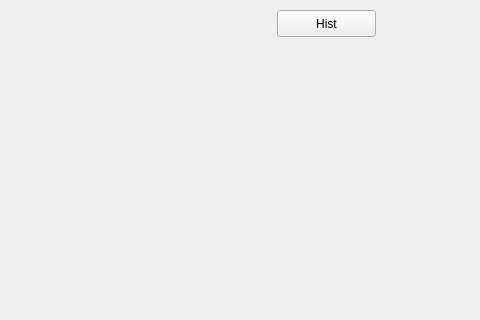
Before: the Qt Designer form Qt Creator/reprojectImageTo3D_calibON_bm_GUI/mainwindow.ui in nicolasrosa/StereoVision, drawn with Qt 5; both pictures show x 263 to 743 and y 0 to 320 of the 1292 by 691 pixel window.
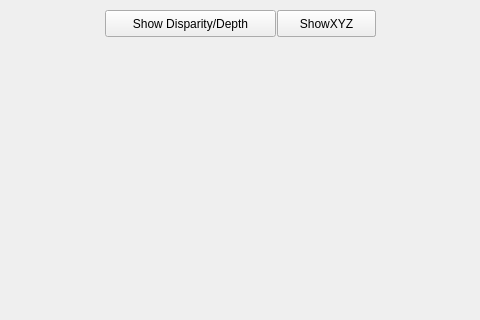
After: the same form once the commit is applied.

```diff
--- a/Qt Creator/reprojectImageTo3D_calibON_bm_GUI/mainwindow.ui
+++ b/Qt Creator/reprojectImageTo3D_calibON_bm_GUI/mainwindow.ui
@@ -624,6 +624,32 @@
      <string>Hist</string>
     </property>
    </widget>
+   <widget class="QPushButton" name="toggleBtnShowXYZ">
+    <property name="geometry">
+     <rect>
+      <x>540</x>
+      <y>10</y>
+      <width>99</width>
+      <height>27</height>
+     </rect>
+    </property>
+    <property name="text">
+     <string>ShowXYZ</string>
+    </property>
+   </widget>
+   <widget class="QPushButton" name="toggleBtnShowDispDepth">
+    <property name="geometry">
+     <rect>
+      <x>368</x>
+      <y>10</y>
+      <width>171</width>
+      <height>27</height>
+     </rect>
+    </property>
+    <property name="text">
+     <string>Show Disparity/Depth</string>
+    </property>
+   </widget>
   </widget>
   <widget class="QMenuBar" name="menuBar">
    <property name="geometry">
```
Left out of the diff: 6 changed lines with no effect on the pictures.
